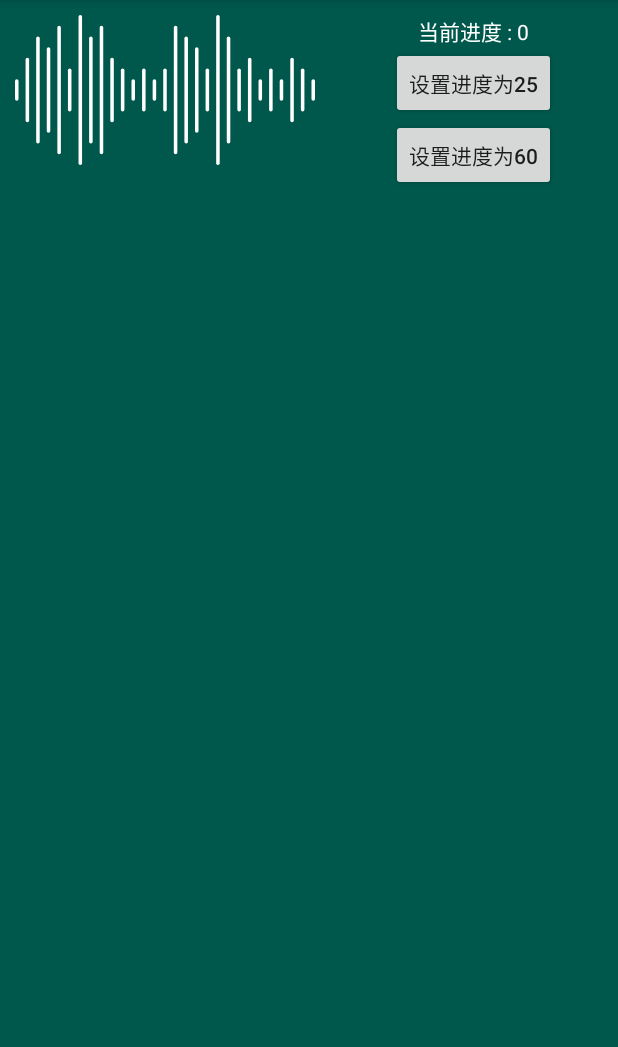
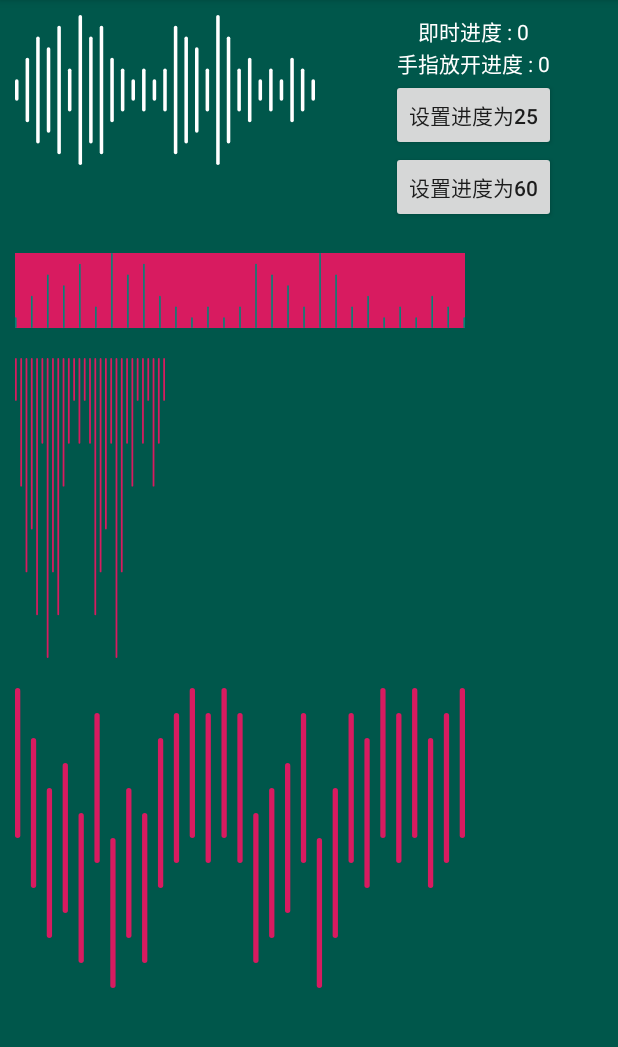
Before and after one commit to CaesarShao/MusicSpectrumBar, an Android app: the screen it shows after launch (MainActivity), on a phone screen of 412 x 824 dp, the part 84-1131 px from its top. Run offline under Robolectric (Android 15) with nearby library versions, the phone set to English and light mode, and no system bars.

Commit message:
点击事件优化

```diff
--- a/app/src/main/java/com/caesar/musicspectrumbar/MainActivity.java
+++ b/app/src/main/java/com/caesar/musicspectrumbar/MainActivity.java
@@ -2,6 +2,7 @@ package com.caesar.musicspectrumbar;
 
 import android.support.v7.app.AppCompatActivity;
 import android.os.Bundle;
+import android.view.View;
 import android.widget.Button;
 import android.widget.TextView;
 
@@ -17,14 +18,27 @@ public class MainActivity extends AppCompatActivity {
     }
 
     private void initview() {
-        MusicSpectrumBar mb1 = findViewById(R.id.mb_type1);
-        TextView tv_show = findViewById(R.id.tv_show);
-        Button btnOne = findViewById(R.id.btn_one);
-        Button btnTwo = findViewById(R.id.btn_two);
+        final MusicSpectrumBar mb1 = findViewById(R.id.mb_type1);
+        final TextView tv_show = findViewById(R.id.tv_show);
+        final TextView tv_touch = findViewById(R.id.tv_touch);
+        findViewById(R.id.btn_one).setOnClickListener(new View.OnClickListener() {
+            @Override
+            public void onClick(View v) {
+                mb1.setCurrent(25);
+            }
+        });
+        findViewById(R.id.btn_two).setOnClickListener(new View.OnClickListener() {
+            @Override
+            public void onClick(View v) {
+                mb1.setCurrent(60);
+            }
+        });
+        ;
         mb1.setOnSeekBarChangeListener(new MusicSpectrumBar.OnSeekChangeListener() {
+
             @Override
             public void onProgressChanged(int i, boolean b) {
-
+                tv_show.setText("当前进度 : " + i);
             }
 
             @Override
@@ -34,7 +48,7 @@ public class MainActivity extends AppCompatActivity {
 
             @Override
             public void onStopTrackingTouch(int i) {
-
+                tv_touch.setText("手指放开进度 : " + i);
             }
         });
 
--- a/app/src/main/res/layout/activity_main.xml
+++ b/app/src/main/res/layout/activity_main.xml
@@ -30,24 +30,61 @@
                 android:id="@+id/tv_show"
                 android:layout_width="wrap_content"
                 android:layout_height="wrap_content"
-                android:text="当前进度 : 0"
+                android:text="即时进度 : 0"
+                android:textColor="#FFFFFF" />
+
+            <TextView
+                android:id="@+id/tv_touch"
+                android:layout_width="wrap_content"
+                android:layout_height="wrap_content"
+                android:text="手指放开进度 : 0"
                 android:textColor="#FFFFFF" />
 
             <Button
                 android:id="@+id/btn_one"
-                android:text="设置进度为25"
                 android:layout_width="wrap_content"
-                android:layout_height="wrap_content" />
+                android:layout_height="wrap_content"
+                android:text="设置进度为25" />
 
             <Button
                 android:id="@+id/btn_two"
-                android:text="设置进度为60"
                 android:layout_width="wrap_content"
-                android:layout_height="wrap_content" />
+                android:layout_height="wrap_content"
+                android:text="设置进度为60" />
 
         </LinearLayout>
 
     </LinearLayout>
 
 
+    <com.caesar.musicspectrumbarlibrary.MusicSpectrumBar
+        android:id="@+id/mb_type2"
+        android:layout_width="300dp"
+        android:layout_height="50dp"
+        android:layout_margin="10dp"
+        android:background="@color/colorAccent"
+        app:colorGradient="1"
+        app:gapMultiple="9"
+        app:poseType="1"
+        app:unSelectColor="@color/colorPrimary" />
+
+
+    <com.caesar.musicspectrumbarlibrary.MusicSpectrumBar
+        android:id="@+id/mb_type3"
+        android:layout_width="100dp"
+        android:layout_height="200dp"
+        android:layout_margin="10dp"
+        app:colorGradient="1"
+        app:poseType="2"
+        app:unSelectColor="@color/colorAccent" />
+
+
+    <com.caesar.musicspectrumbarlibrary.MusicSpectrumBar
+        android:id="@+id/mb_type4"
+        android:layout_width="300dp"
+        android:layout_height="200dp"
+        android:layout_margin="10dp"
+        app:poseType="3"
+        app:unSelectColor="@color/colorAccent" />
+
 </LinearLayout>
--- a/musicspectrumbarlibrary/src/main/java/com/caesar/musicspectrumbarlibrary/MusicSpectrumBar.java
+++ b/musicspectrumbarlibrary/src/main/java/com/caesar/musicspectrumbarlibrary/MusicSpectrumBar.java
@@ -110,6 +110,13 @@ public class MusicSpectrumBar extends View {
                 performClick();
                 if (listener != null) {
                     listener.onStartTrackingTouch();
+                    float refan = event.getX();
+                    if (refan < 0) {
+                        refan = 0;
+                    } else if (refan > viewAllWidth) {
+                        refan = viewAllWidth;
+                    }
+                    listener.onProgressChanged((int) (refan / viewAllWidth * 100), true);
                 }
             case MotionEvent.ACTION_MOVE:
                 currentT = (int) ((event.getX() / viewAllWidth) * highD.length);
@@ -129,6 +136,8 @@ public class MusicSpectrumBar extends View {
                     float refan = event.getX();
                     if (refan < 0) {
                         refan = 0;
+                    }else if (refan > viewAllWidth) {
+                        refan = viewAllWidth;
                     }
                     listener.onStopTrackingTouch((int) (refan / viewAllWidth * 100));
                 }
@@ -217,9 +226,13 @@ public class MusicSpectrumBar extends View {
      *
      * @param current 进度
      */
-    protected void setCurrent(int current) {
+    public void setCurrent(int current) {
         currentT = highD.length * current / 100;
         invalidate();
+        if (listener!=null){
+            listener.onProgressChanged(current,false);
+        }
+
     }
 
 
```
